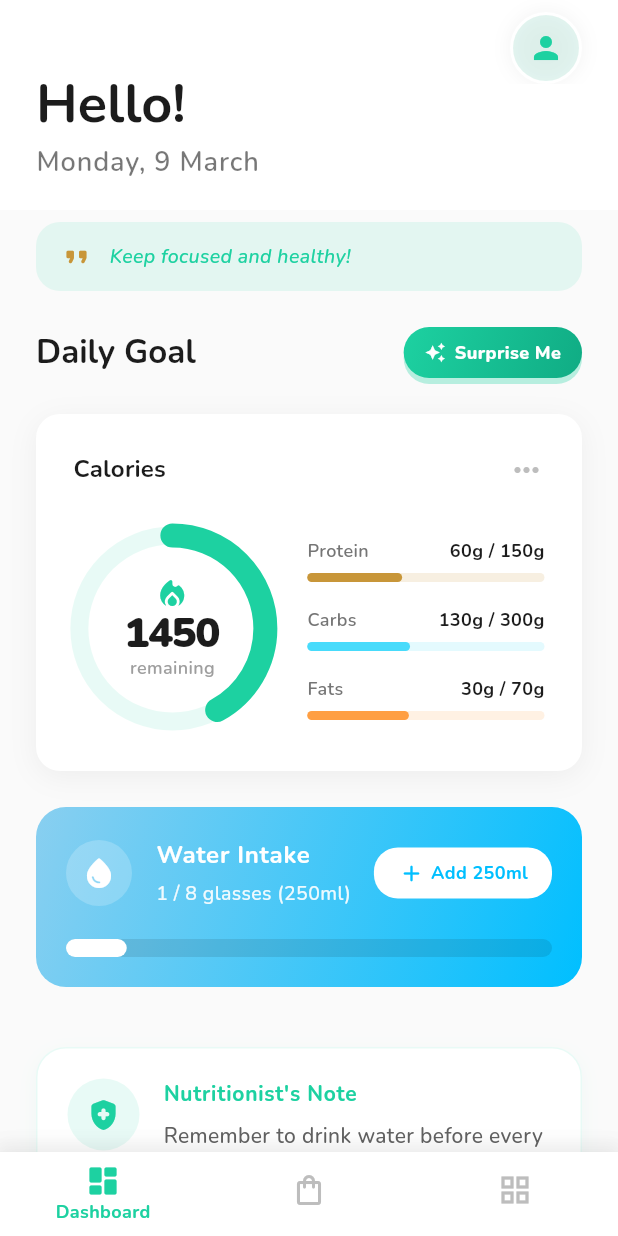
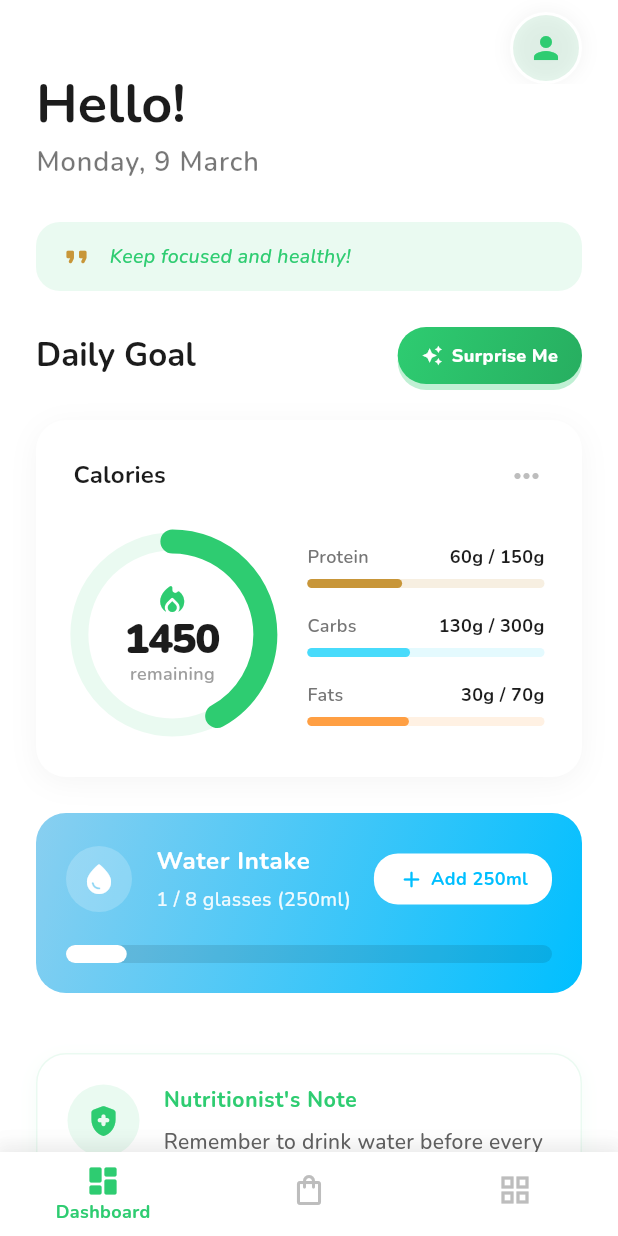
Before and after one commit to juninmd/my-food, a Flutter app: the screen it shows after launch, after a tap on "Add 250ml", on a phone screen of 412 x 824 dp. Run offline on Flutter 3.47's test engine with Material 3 defaults, Android fonts, the phone set to English and light mode, and no system bars; drawn by our look-alikes of percent_indicator; our stand-ins replace carousel_slider, google_fonts, shared_preferences; network calls fail.

Commit message:
feat: update UI theme to modern green and rounded aesthetic
Updates the application's global theme to a modern layout:
- Switches main theme primary color to a greener `#2ECC71`
- Sets a whiter surface default background
- Softens box shadows in cards
- Increases border radii of Dashboard cards and widgets
- Adjusts paddings and gradients for visual improvement
- Removes explicit 'WebDiet' mentions from comments.

Co-authored-by: juninmd <6952134+juninmd@users.noreply.github.com>

```diff
--- a/lib/main.dart
+++ b/lib/main.dart
@@ -40,14 +40,14 @@ class MyApp extends StatelessWidget {
   }
 
   ThemeData _buildThemeData() {
-    // WebDiet Inspired Modern Clean Theme
+    // Inspired Modern Clean Theme
     final baseTextTheme = GoogleFonts.nunitoTextTheme();
 
-    // Updated Palette: WebDiet Aesthetic - Soft, approachable, clinical
-    const primaryColor = Color(0xFF1DD1A1); // WebDiet Teal
-    const secondaryColor = Color(0xFFC89639); // WebDiet Gold/Bronze
+    // Updated Palette: Aesthetic - Soft, approachable, clinical
+    const primaryColor = Color(0xFF2ECC71); // Teal
+    const secondaryColor = Color(0xFFC89639); // Gold/Bronze
     const surfaceColor = Colors.white;
-    const backgroundColor = Color(0xFFFAFAFA); // Off-white
+    const backgroundColor = Color(0xFFFFFFFF); // Off-white
 
     return ThemeData(
       useMaterial3: true,
@@ -97,10 +97,10 @@ class MyApp extends StatelessWidget {
       ),
       cardTheme: CardThemeData(
         elevation: 4, // Flat design
-        shadowColor: Colors.black.withOpacity(0.05),
+        shadowColor: Colors.black.withValues(alpha: 0.04),
         surfaceTintColor: Colors.transparent,
         shape: RoundedRectangleBorder(
-          borderRadius: BorderRadius.circular(16),
+          borderRadius: BorderRadius.circular(20),
           side: BorderSide.none,
         ),
         margin: const EdgeInsets.symmetric(horizontal: 16, vertical: 8),
--- a/lib/widgets/dashboard_view.dart
+++ b/lib/widgets/dashboard_view.dart
@@ -80,7 +80,7 @@ class DashboardView extends StatelessWidget {
                 Text(
                   dateFormat.format(now),
                   style: theme.textTheme.bodySmall?.copyWith(
-                    color: colorScheme.onSurface.withOpacity(0.6),
+                    color: colorScheme.onSurface.withValues(alpha: 0.6),
                     fontWeight: FontWeight.w600,
                   ),
                 ),
@@ -126,7 +126,7 @@ class DashboardView extends StatelessWidget {
                     padding: const EdgeInsets.symmetric(
                         horizontal: 16, vertical: 12),
                     decoration: BoxDecoration(
-                      color: colorScheme.primary.withOpacity(0.1),
+                      color: colorScheme.primary.withValues(alpha: 0.1),
                       borderRadius: BorderRadius.circular(16),
                       border: Border.all(
                           color: Colors.transparent),
@@ -181,12 +181,12 @@ class DashboardView extends StatelessWidget {
                         borderRadius: BorderRadius.circular(20),
                         child: Container(
                           padding: const EdgeInsets.symmetric(
-                              horizontal: 14, vertical: 8),
+                              horizontal: 16, vertical: 10),
                           decoration: BoxDecoration(
                             gradient: LinearGradient(
                               colors: [
                                 colorScheme.primary,
-                                const Color(0xFF10AC84), // This could also be part of the theme
+                                const Color(0xFF27AE60), // This could also be part of the theme
                               ],
                               begin: Alignment.topLeft,
                               end: Alignment.bottomRight,
@@ -194,7 +194,7 @@ class DashboardView extends StatelessWidget {
                             borderRadius: BorderRadius.circular(20),
                             boxShadow: [
                               BoxShadow(
-                                color: colorScheme.primary.withOpacity(0.3),
+                                color: colorScheme.primary.withValues(alpha: 0.3),
                                 offset: const Offset(0, 4),
                               ),
                             ],
--- a/lib/widgets/macro_dashboard_card.dart
+++ b/lib/widgets/macro_dashboard_card.dart
@@ -33,11 +33,11 @@ class MacroDashboardCard extends StatelessWidget {
     return Container(
       decoration: BoxDecoration(
         color: Colors.white,
-        borderRadius: BorderRadius.circular(16),
+        borderRadius: BorderRadius.circular(20),
         border: Border.all(color: Colors.transparent),
         boxShadow: [
           BoxShadow(
-            color: Colors.black.withOpacity(0.05),
+            color: Colors.black.withValues(alpha: 0.04),
             blurRadius: 16,
             offset: const Offset(0, 4),
           ),
--- a/lib/widgets/modern_meal_card.dart
+++ b/lib/widgets/modern_meal_card.dart
@@ -23,11 +23,11 @@ class ModernMealCard extends StatelessWidget {
       margin: const EdgeInsets.only(right: 24, bottom: 20),
       decoration: BoxDecoration(
         color: Colors.white,
-        borderRadius: BorderRadius.circular(20),
+        borderRadius: BorderRadius.circular(24),
         border: Border.all(color: Colors.transparent),
         boxShadow: [
           BoxShadow(
-            color: Colors.black.withOpacity(0.05),
+            color: Colors.black.withValues(alpha: 0.04),
             blurRadius: 16,
             offset: const Offset(0, 4),
           ),
@@ -35,7 +35,7 @@ class ModernMealCard extends StatelessWidget {
       ),
       child: Material(
         color: Colors.transparent,
-        borderRadius: BorderRadius.circular(20),
+        borderRadius: BorderRadius.circular(24),
         clipBehavior: Clip.antiAlias,
         child: InkWell(
           onTap: () {
--- a/lib/widgets/nutrient_ring.dart
+++ b/lib/widgets/nutrient_ring.dart
@@ -85,7 +85,7 @@ class NutrientRing extends StatelessWidget {
               mainAxisAlignment: MainAxisAlignment.center,
               children: [
                 _buildMacroRow(context, l10n.macroProtein, protein,
-                    targetProtein, colorScheme.secondary), // WebDiet Gold
+                    targetProtein, colorScheme.secondary), //  Gold
                 const SizedBox(height: 16),
                 _buildMacroRow(context, l10n.macroCarbs, carbs, targetCarbs,
                     const Color(0xFF48DBFB)), // Cyan
```
